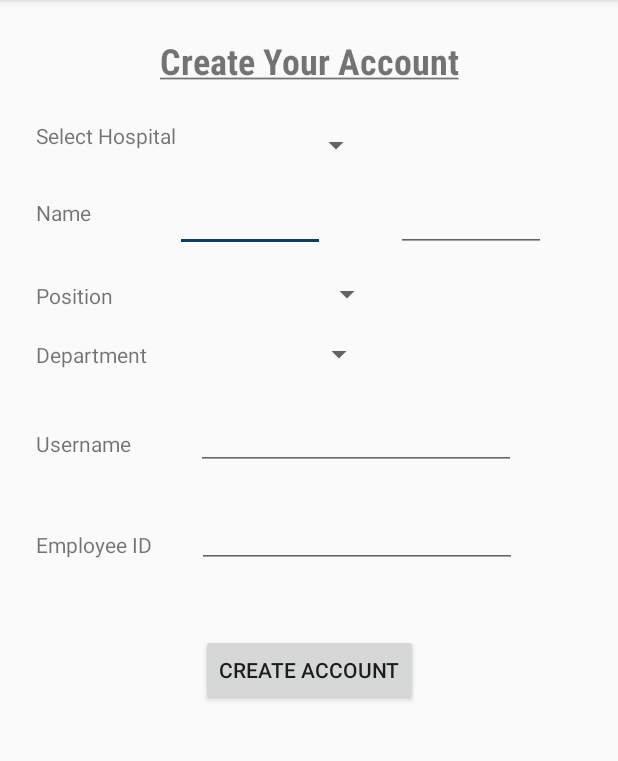
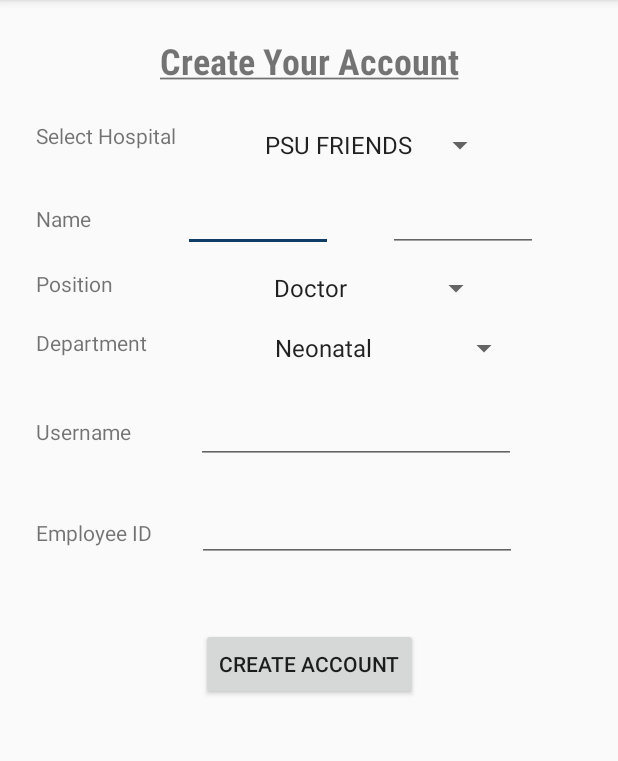
Before and after one commit to Alphonso74/Patient-Monitoring-Application-, an Android app: the createAccount screen opened directly, with no data from a screen before it, after a tap on "CREATE ACCOUNT", on a phone screen of 412 x 824 dp, the part 84-845 px from its top. Run offline under Robolectric (Android 15) with nearby library versions, the phone set to English and light mode, and no system bars; our stand-ins replace Firebase (no records; nobody signed in at launch, a user with empty details on screens opened directly); libraries missing offline, so code that uses them is left out: com.firebase.client.

Commit message:
Init push

```diff
--- a/app/src/main/java/psu/ajm6684/patientmonitoringsystem/createAccount/createAccount.java
+++ b/app/src/main/java/psu/ajm6684/patientmonitoringsystem/createAccount/createAccount.java
@@ -1,8 +1,6 @@
 package psu.ajm6684.patientmonitoringsystem.createAccount;
-
 import androidx.annotation.NonNull;
 import androidx.appcompat.app.AppCompatActivity;
-
 import android.content.Intent;
 import android.database.sqlite.SQLiteDatabase;
 import android.os.Bundle;
@@ -10,35 +8,29 @@ import android.util.Log;
 import android.view.View;
 import android.widget.Button;
 import android.widget.EditText;
+import android.widget.Spinner;
 import android.widget.Toast;
 import java.sql.Connection;
 import java.sql.DriverManager;
 import java.sql.SQLException;
-
-
-
-
 import java.util.HashMap;
 import java.util.Map;
-
 import com.firebase.client.Firebase;
 import com.google.firebase.database.DatabaseReference;
-
-
 import com.google.firebase.auth.FirebaseAuth;
 import com.google.firebase.auth.FirebaseUser;
 import com.google.firebase.database.FirebaseDatabase;
 import com.google.firebase.firestore.FirebaseFirestore;
-
 import java.util.Map;
 import java.util.HashMap;
 import com.google.android.gms.dynamic.ObjectWrapper;
 import com.google.android.gms.tasks.OnFailureListener;
 import com.google.android.gms.tasks.OnSuccessListener;
 import com.google.firebase.firestore.FirebaseFirestore;
-
 import psu.ajm6684.patientmonitoringsystem.R;
-import psu.ajm6684.patientmonitoringsystem.ui.login.User;
+import psu.ajm6684.patientmonitoringsystem.databaseHandler;
+import psu.ajm6684.patientmonitoringsystem.ui.login.LoginActivity;
+//import psu.ajm6684.patientmonitoringsystem.ui.login.User;
 
 public class createAccount extends AppCompatActivity {
 
@@ -55,17 +47,26 @@ public class createAccount extends AppCompatActivity {
     private Button submit;
     private DatabaseReference mDatabase;
     private Firebase mRef;
+    private Spinner hopsitalSpinner;
+    private Spinner positionSpinner;
+    private Spinner departmentSpinner;
 
-    private FirebaseFirestore db = FirebaseFirestore.getInstance();
+
+
+    databaseHandler databaseHandler;
+
+
 
     @Override
     protected void onCreate(Bundle savedInstanceState) {
         super.onCreate(savedInstanceState);
         setContentView(R.layout.activity_create_account);
 
-        Firebase.setAndroidContext(this);
+        databaseHandler = new databaseHandler(this);
 
-        mRef = new Firebase("https://patient-monitoring-syste-39706.firebaseio.com/");
+//        Firebase.setAndroidContext(this);
+
+//        mRef = new Firebase("https://patient-monitoring-syste-39706.firebaseio.com/");
 
         firstName = (EditText) findViewById(R.id.editText);
         lastName = (EditText) findViewById(R.id.editText2);
@@ -73,11 +74,25 @@ public class createAccount extends AppCompatActivity {
         employeeID = (EditText) findViewById(R.id.editText4);
         submit = (Button) findViewById(R.id.button);
 
+//        hopsitalSpinner = (Spinner)
+
         submit.setOnClickListener(new View.OnClickListener() {
             @Override
             public void onClick(View v) {
 
-                SQLiteDatabase mydatabase = openOrCreateDatabase("Patient Monitoring System",MODE_PRIVATE,null);
+                boolean isInserted = databaseHandler.insertData("reffe", firstName.getText().toString(), lastName.getText().toString(),"refef ", "fefef", userName.getText().toString(), "dfsdfdf");
+                if(isInserted){
+
+                    Toast.makeText(createAccount.this,"Account Created", Toast.LENGTH_LONG).show();
+
+                    Intent intent = new Intent(createAccount.this, LoginActivity.class);
+                    startActivity(intent);
+                }
+                else
+                    Toast.makeText(createAccount.this,"Something went wrong, Account was not created", Toast.LENGTH_LONG).show();
+
+
+//                SQLiteDatabase mydatabase = openOrCreateDatabase("Patient Monitoring System",MODE_PRIVATE,null);
 
 //                Map<String,Object> myMap = new HashMap<String,Object>();
 //
--- a/app/src/main/java/psu/ajm6684/patientmonitoringsystem/databaseHandler.java
+++ b/app/src/main/java/psu/ajm6684/patientmonitoringsystem/databaseHandler.java
@@ -1,5 +1,6 @@
 package psu.ajm6684.patientmonitoringsystem;
 
+import android.content.ContentValues;
 import android.content.Context;
 import android.database.sqlite.SQLiteDatabase;
 import android.database.sqlite.SQLiteOpenHelper;
@@ -7,26 +8,53 @@ import android.database.sqlite.SQLiteOpenHelper;
 import androidx.annotation.Nullable;
 
 public class databaseHandler extends SQLiteOpenHelper {
-    public databaseHandler(@Nullable Context context, @Nullable String name, @Nullable SQLiteDatabase.CursorFactory factory, int version) {
-        super(context, name, factory, version);
+
+    public static final String DATABASE_NAME = "PatientMonitoringSystem.db";
+    public static final String TABLE_NAME = "doctors";
+    public static final String COL_1 = "Hospital";
+    public static final String COL_2 = "First_Name";
+    public static final String COL_3 = "Last_Name";
+    public static final String COL_4 = "Position";
+    public static final String COL_5 = "Department";
+    public static final String COL_6 = "Username";
+    public static final String COL_7 = "Employee_ID";
+
+    SQLiteDatabase db;
+
+    public databaseHandler(Context context) {
+        super(context, DATABASE_NAME, null, 1);
+        db = this.getWritableDatabase();
     }
 
-//    super(context, DATABASE_NAME,null,1);
-//    SQLiteDatabase db = this.getWrit
 
     public boolean insertData(String hospital, String firstName, String lastName, String position, String department, String userName, String employeeID){
 
+        ContentValues contentValues = new ContentValues();
+        contentValues.put(COL_1,hospital);
+        contentValues.put(COL_2,firstName);
+        contentValues.put(COL_3,lastName);
+        contentValues.put(COL_4,position);
+        contentValues.put(COL_5,department);
+        contentValues.put(COL_6,userName);
+        contentValues.put(COL_7,employeeID);
+        long result = db.insert(TABLE_NAME,null, contentValues);
 
-        return true;
+        if(result == -1){
+            return false;
+        }
+        else {
+            return true;
+        }
     }
 
     @Override
     public void onCreate(SQLiteDatabase db) {
-
+        db.execSQL("CREATE TABLE " + TABLE_NAME + " (HOSPITAL TEXT, FIRSTNAME TEXT, LASTNAME TEXT, POSITION TEXT , DEPARTMENT TEXT, USERNAME TEXT,EMPLOYEEID TEXT) ");
     }
 
     @Override
     public void onUpgrade(SQLiteDatabase db, int oldVersion, int newVersion) {
-
+        db.execSQL("DROP TABLE IF EXISTS " + TABLE_NAME);
+        onCreate(db);
     }
 }
--- a/app/src/main/res/layout/activity_create_account.xml
+++ b/app/src/main/res/layout/activity_create_account.xml
@@ -40,6 +40,7 @@
         android:layout_marginTop="28dp"
         android:layout_marginEnd="32dp"
         android:layout_marginRight="32dp"
+        android:entries="@array/hosptial_createAccount"
         app:layout_constraintEnd_toEndOf="parent"
         app:layout_constraintHorizontal_bias="0.279"
         app:layout_constraintStart_toEndOf="@+id/textView2"
@@ -51,7 +52,7 @@
         android:layout_height="wrap_content"
         android:layout_marginStart="24dp"
         android:layout_marginLeft="24dp"
-        android:layout_marginTop="32dp"
+        android:layout_marginTop="36dp"
         android:text="Name"
         app:layout_constraintStart_toStartOf="parent"
         app:layout_constraintTop_toBottomOf="@+id/textView2" />
@@ -63,8 +64,6 @@
         android:layout_marginStart="24dp"
         android:layout_marginLeft="24dp"
         android:layout_marginTop="12dp"
-        android:layout_marginEnd="8dp"
-        android:layout_marginRight="8dp"
         android:ems="10"
         android:inputType="textPersonName"
         app:layout_constraintEnd_toStartOf="@+id/editText2"
@@ -75,8 +74,6 @@
         android:id="@+id/editText2"
         android:layout_width="100dp"
         android:layout_height="47dp"
-        android:layout_marginStart="8dp"
-        android:layout_marginLeft="8dp"
         android:layout_marginTop="12dp"
         android:layout_marginEnd="16dp"
         android:layout_marginRight="16dp"
@@ -93,7 +90,7 @@
         android:layout_height="wrap_content"
         android:layout_marginStart="24dp"
         android:layout_marginLeft="24dp"
-        android:layout_marginTop="36dp"
+        android:layout_marginTop="24dp"
         android:text="Position"
         app:layout_constraintStart_toStartOf="parent"
         app:layout_constraintTop_toBottomOf="@+id/textView3" />
@@ -104,11 +101,12 @@
         android:layout_height="wrap_content"
         android:layout_marginStart="24dp"
         android:layout_marginLeft="24dp"
-        android:layout_marginTop="16dp"
-        android:layout_marginEnd="40dp"
-        android:layout_marginRight="40dp"
+        android:layout_marginTop="12dp"
+        android:layout_marginEnd="32dp"
+        android:layout_marginRight="32dp"
+        android:entries="@array/position_createAccount"
         app:layout_constraintEnd_toEndOf="parent"
-        app:layout_constraintHorizontal_bias="0.48"
+        app:layout_constraintHorizontal_bias="0.594"
         app:layout_constraintStart_toEndOf="@+id/textView4"
         app:layout_constraintTop_toBottomOf="@+id/editText" />
 
@@ -130,10 +128,11 @@
         android:layout_marginStart="24dp"
         android:layout_marginLeft="24dp"
         android:layout_marginTop="16dp"
-        android:layout_marginEnd="40dp"
-        android:layout_marginRight="40dp"
+        android:layout_marginEnd="32dp"
+        android:layout_marginRight="32dp"
+        android:entries="@array/department_createAccount"
         app:layout_constraintEnd_toEndOf="parent"
-        app:layout_constraintHorizontal_bias="0.395"
+        app:layout_constraintHorizontal_bias="0.618"
         app:layout_constraintStart_toEndOf="@+id/textView5"
         app:layout_constraintTop_toBottomOf="@+id/spinner2" />
 
--- /dev/null
+++ b/app/src/main/res/values/spinnerItems.xml
@@ -0,0 +1,16 @@
+<?xml version="1.0" encoding="utf-8"?>
+<resources>
+    <string-array name="position_createAccount">
+        <item>Doctor</item>
+        <item>Nurse</item>
+        <item>Receptionist</item>
+    </string-array>
+    <string-array name="department_createAccount">
+        <item>Neonatal</item>
+        <item>General Care</item>
+        <item>Post-Operation</item>
+    </string-array>
+    <string-array name="hosptial_createAccount">
+        <item>PSU FRIENDS</item>
+    </string-array>
+</resources>
```
